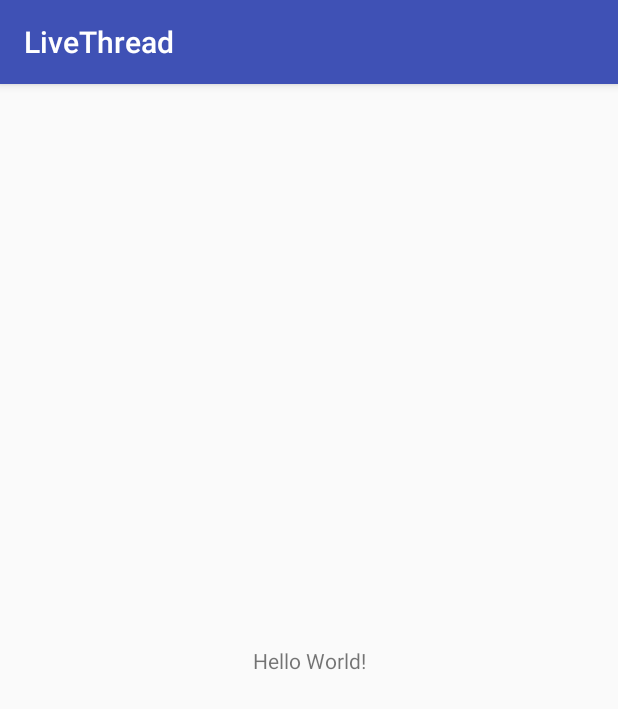
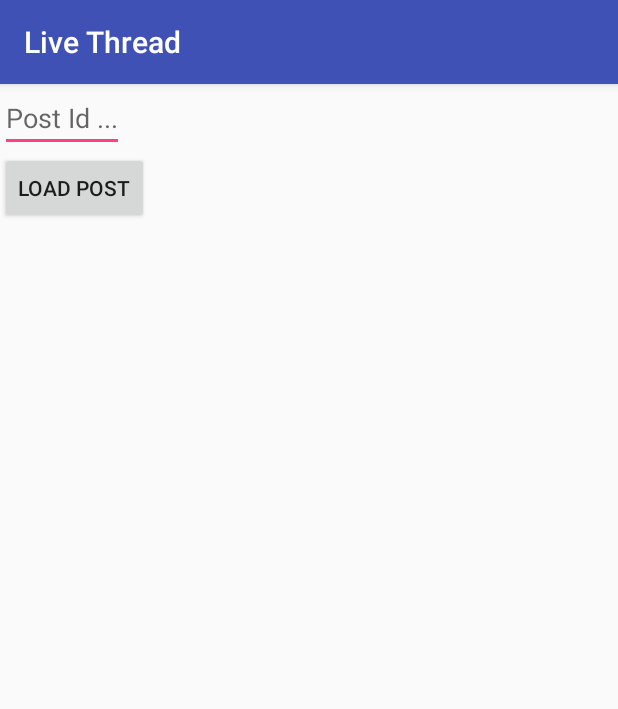
Before and after one commit to LiveThread/android, an Android app: the screen it shows after launch (MainActivity), on a phone screen of 412 x 824 dp. Shown: the top 709 px of the screen. Run offline under Robolectric (Android 15) with nearby library versions, the phone set to English and light mode, and no system bars.

Commit message:
home screen placeholder for directly entering post id

```diff
--- a/app/src/main/AndroidManifest.xml
+++ b/app/src/main/AndroidManifest.xml
@@ -16,6 +16,7 @@
                 <category android:name="android.intent.category.LAUNCHER" />
             </intent-filter>
         </activity>
+        <activity android:name=".PostActivity"></activity>
     </application>
 
 </manifest>
--- a/app/src/main/res/layout/activity_main.xml
+++ b/app/src/main/res/layout/activity_main.xml
@@ -1,18 +1,23 @@
 <?xml version="1.0" encoding="utf-8"?>
-<android.support.constraint.ConstraintLayout xmlns:android="http://schemas.android.com/apk/res/android"
+<LinearLayout xmlns:android="http://schemas.android.com/apk/res/android"
     xmlns:app="http://schemas.android.com/apk/res-auto"
     xmlns:tools="http://schemas.android.com/tools"
     android:layout_width="match_parent"
     android:layout_height="match_parent"
+    android:orientation="vertical"
     tools:context="guru.nickthompson.livethread.MainActivity">
 
-    <TextView
+    <EditText
+        android:id="@+id/et_post_id"
         android:layout_width="wrap_content"
         android:layout_height="wrap_content"
-        android:text="Hello World!"
-        app:layout_constraintBottom_toBottomOf="parent"
-        app:layout_constraintLeft_toLeftOf="parent"
-        app:layout_constraintRight_toRightOf="parent"
-        app:layout_constraintTop_toTopOf="parent" />
+        android:hint="Post Id ..." />
 
-</android.support.constraint.ConstraintLayout>
+    <Button
+        android:layout_width="wrap_content"
+        android:layout_height="wrap_content"
+        android:onClick="loadPost"
+        android:text="Load Post" />
+
+
+</LinearLayout>
--- a/app/src/main/res/values/strings.xml
+++ b/app/src/main/res/values/strings.xml
@@ -1,3 +1,3 @@
 <resources>
-    <string name="app_name">LiveThread</string>
+    <string name="app_name">Live Thread</string>
 </resources>
```
Also changed, not shown: app/src/main/java/guru/nickthompson/livethread/MainActivity.java (+26 -1 lines), app/src/main/java/guru/nickthompson/livethread/PostActivity.java (added, +24 -0 lines), app/src/main/res/layout/activity_post.xml (added, +14 -0 lines).
